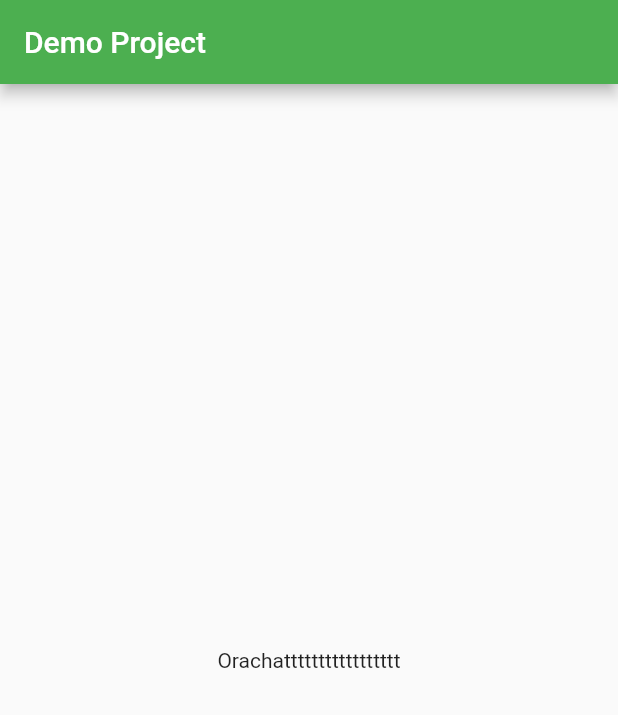
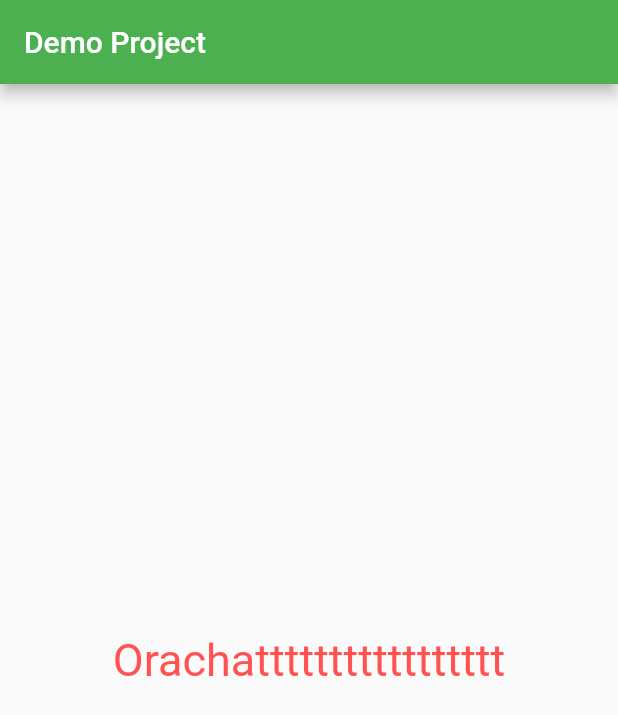
Before and after one commit to Brackhak/Pratice-MobileApp, a Flutter app: the screen it shows after launch, on a phone screen of 412 x 824 dp. Shown: the top 715 px of the screen. Run offline on Flutter 3.47's test engine with Material 2 defaults, Android fonts, the phone set to English and light mode, and no system bars.

Commit message:
Text style and Color

```diff
--- a/lib/main.dart
+++ b/lib/main.dart
@@ -20,7 +20,9 @@ class MyApp extends StatelessWidget {
           ),
           body: Center(
             child: Text(
-                "Orachattttttttttttttttt"), //สร้างข้อีความให้ widget อยู่กลางจอ
+              "Orachattttttttttttttttt",
+              style: TextStyle(fontSize: 30, color: Colors.redAccent),
+            ), //สร้างข้อีความให้ widget อยู่กลางจอ
           )), //Scaffold ช่วยจัดหน้า
       theme: ThemeData(primarySwatch: Colors.green),
     );
```
